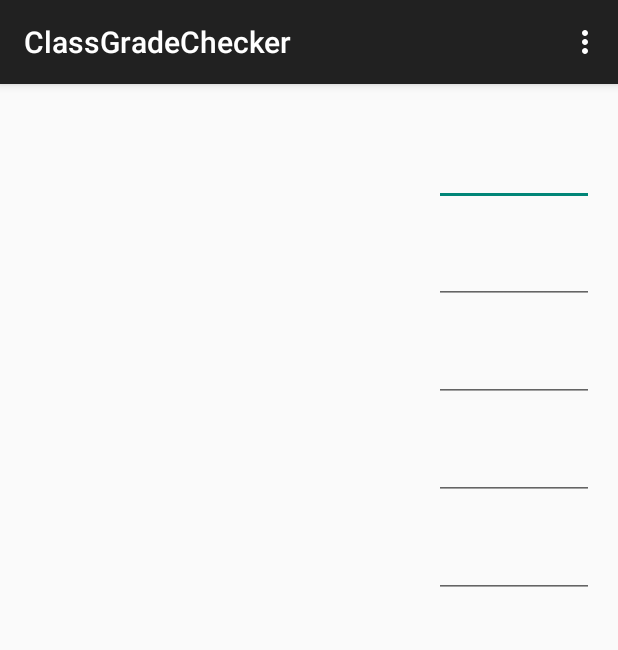
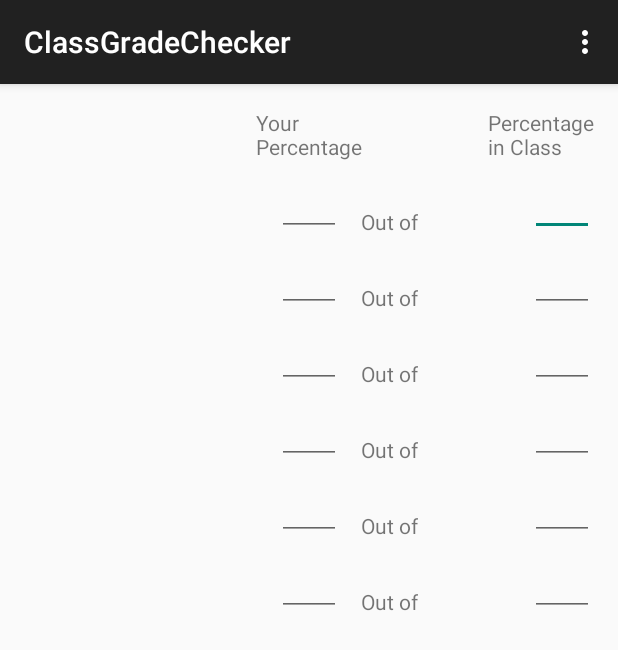
Before and after one commit to Xhadow/Class_Grade_Checker, an Android app: the screen it shows after launch (MainActivity), on a phone screen of 412 x 824 dp. Shown: the top 650 px of the screen. Run offline under Robolectric (Android 15) with nearby library versions, the phone set to English and light mode, and no system bars.

Commit message:
First commit

```diff
--- a/app/src/main/AndroidManifest.xml
+++ b/app/src/main/AndroidManifest.xml
@@ -9,6 +9,7 @@
         android:theme="@style/AppTheme" >
         <activity
             android:name=".MainActivity"
+            android:screenOrientation="portrait"
             android:label="@string/app_name" >
             <intent-filter>
                 <action android:name="android.intent.action.MAIN" />
--- a/app/src/main/res/layout/activity_main.xml
+++ b/app/src/main/res/layout/activity_main.xml
@@ -9,54 +9,203 @@
         android:layout_width="wrap_content"
         android:layout_height="wrap_content"
         android:inputType="number"
-        android:ems="5"
+        android:ems="2"
         android:id="@+id/editText"
         android:layout_alignParentTop="true"
         android:layout_alignParentRight="true"
         android:layout_alignParentEnd="true"
-        android:layout_marginTop="20dp" />
+        android:layout_marginTop="40dp"
+        android:textAlignment="center" />
 
     <EditText
         android:layout_width="wrap_content"
         android:layout_height="wrap_content"
         android:inputType="numberDecimal"
-        android:ems="5"
+        android:ems="2"
         android:id="@+id/editText2"
         android:layout_below="@+id/editText"
         android:layout_alignRight="@+id/editText"
         android:layout_alignEnd="@+id/editText"
-        android:layout_marginTop="20dp" />
+        android:layout_marginTop="5dp" />
 
     <EditText
         android:layout_width="wrap_content"
         android:layout_height="wrap_content"
         android:inputType="numberDecimal"
-        android:ems="5"
+        android:ems="2"
         android:id="@+id/editText3"
         android:layout_below="@+id/editText2"
         android:layout_alignRight="@+id/editText2"
         android:layout_alignEnd="@+id/editText2"
-        android:layout_marginTop="20dp" />
+        android:layout_marginTop="5dp" />
 
     <EditText
         android:layout_width="wrap_content"
         android:layout_height="wrap_content"
         android:inputType="numberDecimal"
-        android:ems="5"
+        android:ems="2"
         android:id="@+id/editText4"
         android:layout_below="@+id/editText3"
         android:layout_alignRight="@+id/editText3"
         android:layout_alignEnd="@+id/editText3"
-        android:layout_marginTop="20dp" />
+        android:layout_marginTop="5dp" />
 
     <EditText
         android:layout_width="wrap_content"
         android:layout_height="wrap_content"
         android:inputType="numberDecimal"
-        android:ems="5"
+        android:ems="2"
         android:id="@+id/editText5"
         android:layout_below="@+id/editText4"
         android:layout_alignRight="@+id/editText4"
         android:layout_alignEnd="@+id/editText4"
-        android:layout_marginTop="20dp" />
+        android:layout_marginTop="5dp" />
+
+    <EditText
+        android:layout_width="wrap_content"
+        android:layout_height="wrap_content"
+        android:inputType="numberDecimal"
+        android:ems="2"
+        android:id="@+id/editText6"
+        android:layout_below="@+id/editText5"
+        android:layout_alignRight="@+id/editText5"
+        android:layout_alignEnd="@+id/editText5"
+        android:layout_marginTop="5dp" />
+
+    <EditText
+        android:layout_width="wrap_content"
+        android:layout_height="wrap_content"
+        android:inputType="numberDecimal"
+        android:ems="2"
+        android:id="@+id/editText8"
+        android:layout_alignTop="@+id/editText"
+        android:layout_centerHorizontal="true"
+        android:textAlignment="center" />
+
+    <TextView
+        android:layout_width="wrap_content"
+        android:layout_height="wrap_content"
+        android:textAppearance="?android:attr/textAppearanceSmall"
+        android:text="Percentage\nin Class"
+        android:id="@+id/textView"
+        android:layout_alignParentTop="true"
+        android:layout_alignParentRight="true"
+        android:layout_alignParentEnd="true"
+        android:textAlignment="center" />
+
+    <TextView
+        android:layout_width="wrap_content"
+        android:layout_height="wrap_content"
+        android:textAppearance="?android:attr/textAppearanceSmall"
+        android:text="Your\nPercentage"
+        android:id="@+id/textView2"
+        android:layout_alignParentTop="true"
+        android:layout_centerHorizontal="true"
+        android:textAlignment="center" />
+
+    <EditText
+        android:layout_width="wrap_content"
+        android:layout_height="wrap_content"
+        android:inputType="numberDecimal"
+        android:ems="2"
+        android:id="@+id/editText10"
+        android:layout_alignTop="@+id/editText2"
+        android:layout_centerHorizontal="true"
+        android:textAlignment="center" />
+
+    <EditText
+        android:layout_width="wrap_content"
+        android:layout_height="wrap_content"
+        android:inputType="numberDecimal"
+        android:ems="2"
+        android:id="@+id/editText11"
+        android:layout_alignTop="@+id/editText3"
+        android:layout_centerHorizontal="true" />
+
+    <EditText
+        android:layout_width="wrap_content"
+        android:layout_height="wrap_content"
+        android:inputType="numberDecimal"
+        android:ems="2"
+        android:id="@+id/editText12"
+        android:layout_alignTop="@+id/editText4"
+        android:layout_centerHorizontal="true" />
+
+    <EditText
+        android:layout_width="wrap_content"
+        android:layout_height="wrap_content"
+        android:inputType="numberDecimal"
+        android:ems="2"
+        android:id="@+id/editText13"
+        android:layout_alignTop="@+id/editText5"
+        android:layout_centerHorizontal="true" />
+
+    <EditText
+        android:layout_width="wrap_content"
+        android:layout_height="wrap_content"
+        android:inputType="numberDecimal"
+        android:ems="2"
+        android:id="@+id/editText14"
+        android:layout_alignTop="@+id/editText6"
+        android:layout_centerHorizontal="true" />
+
+    <TextView
+        android:layout_width="wrap_content"
+        android:layout_height="wrap_content"
+        android:textAppearance="?android:attr/textAppearanceSmall"
+        android:text="\tOut of"
+        android:id="@+id/textView3"
+        android:layout_above="@+id/editText2"
+        android:layout_toRightOf="@+id/editText8"
+        android:layout_toEndOf="@+id/editText8" />
+
+    <TextView
+        android:layout_width="wrap_content"
+        android:layout_height="wrap_content"
+        android:textAppearance="?android:attr/textAppearanceSmall"
+        android:text="\tOut of"
+        android:id="@+id/textView4"
+        android:layout_above="@+id/editText3"
+        android:layout_toRightOf="@+id/editText8"
+        android:layout_toEndOf="@+id/editText8" />
+
+    <TextView
+        android:layout_width="wrap_content"
+        android:layout_height="wrap_content"
+        android:textAppearance="?android:attr/textAppearanceSmall"
+        android:text="\tOut of"
+        android:id="@+id/textView5"
+        android:layout_above="@+id/editText4"
+        android:layout_toRightOf="@+id/editText8"
+        android:layout_toEndOf="@+id/editText8" />
+
+    <TextView
+        android:layout_width="wrap_content"
+        android:layout_height="wrap_content"
+        android:textAppearance="?android:attr/textAppearanceSmall"
+        android:text="\tOut of"
+        android:id="@+id/textView6"
+        android:layout_above="@+id/editText5"
+        android:layout_toRightOf="@+id/editText8"
+        android:layout_toEndOf="@+id/editText8" />
+
+    <TextView
+        android:layout_width="wrap_content"
+        android:layout_height="wrap_content"
+        android:textAppearance="?android:attr/textAppearanceSmall"
+        android:text="\tOut of"
+        android:id="@+id/textView7"
+        android:layout_above="@+id/editText6"
+        android:layout_toRightOf="@+id/editText8"
+        android:layout_toEndOf="@+id/editText8" />
+
+    <TextView
+        android:layout_width="wrap_content"
+        android:layout_height="wrap_content"
+        android:textAppearance="?android:attr/textAppearanceSmall"
+        android:text="\tOut of"
+        android:id="@+id/textView14"
+        android:layout_alignBottom="@+id/editText14"
+        android:layout_toRightOf="@+id/editText14"
+        android:layout_toEndOf="@+id/editText14" />
 </RelativeLayout>
```
Also changed, not shown: 1 other file.
